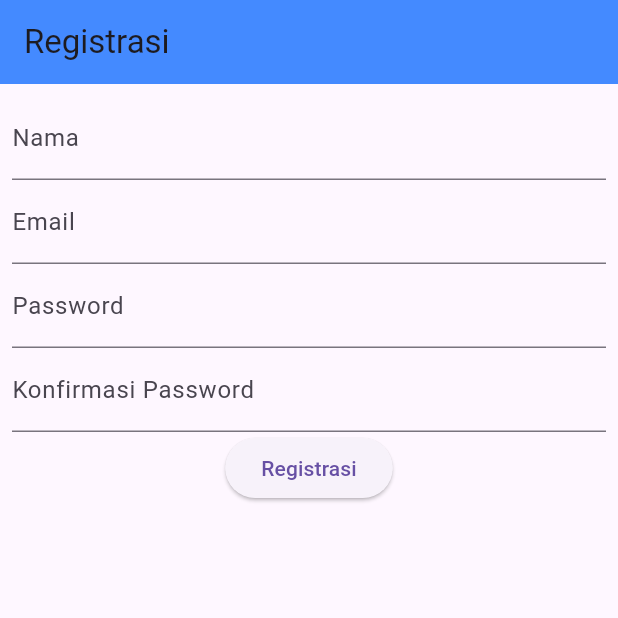
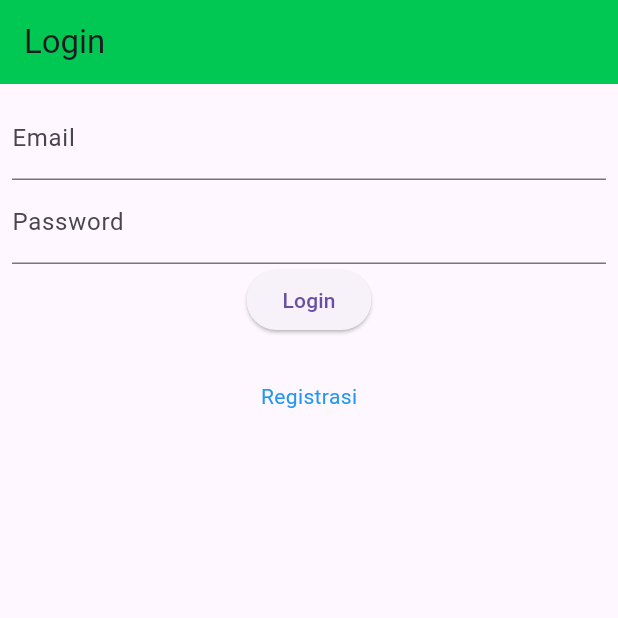
Before and after one commit to bintangyosua/LabMobile4_PankyBintang_F, a Flutter app: the screen it shows after launch, on a phone screen of 412 x 824 dp, the top half of it. Run offline on Flutter 3.47's test engine with Material 3 defaults, Android fonts, the phone set to English and light mode, and no system bars.

```diff
--- a/tokokita/lib/main.dart
+++ b/tokokita/lib/main.dart
@@ -1,4 +1,6 @@
 import 'package:flutter/material.dart';
+import 'package:tokokita/ui/login_page.dart';
+import 'package:tokokita/ui/produk_page.dart';
 import 'package:tokokita/ui/registrasi_page.dart';
 
 void main() {
@@ -13,7 +15,9 @@ class MyApp extends StatelessWidget {
     return const MaterialApp(
       title: 'Toko Kita',
       debugShowCheckedModeBanner: false,
-      home: RegistrasiPage(),
+      // home: RegistrasiPage(),
+      home: LoginPage(),
+      // home: ProdukPage(),
     );
   }
 }
--- /dev/null
+++ b/tokokita/lib/ui/login_page.dart
@@ -0,0 +1,114 @@
+import 'package:flutter/material.dart';
+import 'package:tokokita/ui/registrasi_page.dart';
+
+class LoginPage extends StatefulWidget {
+  const LoginPage({Key? key}) : super(key: key);
+
+  @override
+  _LoginPageState createState() => _LoginPageState();
+}
+
+class _LoginPageState extends State<LoginPage> {
+  final _formKey = GlobalKey<FormState>();
+
+  bool _isLoading = false;
+
+  final _emailTextboxController = TextEditingController();
+
+  final _passwordTextboxController = TextEditingController();
+
+  @override
+  Widget build(BuildContext context) {
+    return Scaffold(
+      appBar: AppBar(
+        title: const Text('Login'),
+        backgroundColor: Colors.greenAccent[700],
+      ),
+      body: SingleChildScrollView(
+        child: Padding(
+          padding: const EdgeInsets.all(8.0),
+          child: Form(
+            key: _formKey,
+            child: Column(
+              children: [
+                _emailTextField(),
+                _passwordTextField(),
+                _buttonLogin(),
+                const SizedBox(
+                  height: 30,
+                ),
+                _menuRegistrasi()
+              ],
+            ),
+          ),
+        ),
+      ),
+    );
+  }
+
+  //Membuat Textbox email
+
+  Widget _emailTextField() {
+    return TextFormField(
+      decoration: const InputDecoration(labelText: "Email"),
+      keyboardType: TextInputType.emailAddress,
+      controller: _emailTextboxController,
+      validator: (value) {
+//validasi harus diisi
+
+        if (value!.isEmpty) {
+          return 'Email harus diisi';
+        }
+
+        return null;
+      },
+    );
+  }
+
+  //Membuat Textbox password
+
+  Widget _passwordTextField() {
+    return TextFormField(
+      decoration: const InputDecoration(labelText: "Password"),
+      keyboardType: TextInputType.text,
+      obscureText: true,
+      controller: _passwordTextboxController,
+      validator: (value) {
+//jika karakter yang dimasukkan kurang dari 6 karakter
+
+        if (value!.isEmpty) {
+          return "Password harus diisi";
+        }
+
+        return null;
+      },
+    );
+  }
+
+//Membuat Tombol Login
+
+  Widget _buttonLogin() {
+    return ElevatedButton(
+        child: const Text("Login"),
+        onPressed: () {
+          var validate = _formKey.currentState!.validate();
+        });
+  }
+
+// Membuat menu untuk membuka halaman registrasi
+
+  Widget _menuRegistrasi() {
+    return Center(
+      child: InkWell(
+        child: const Text(
+          "Registrasi",
+          style: TextStyle(color: Colors.blue),
+        ),
+        onTap: () {
+          Navigator.push(context,
+              MaterialPageRoute(builder: (context) => const RegistrasiPage()));
+        },
+      ),
+    );
+  }
+}
--- a/tokokita/lib/ui/registrasi_page.dart
+++ b/tokokita/lib/ui/registrasi_page.dart
@@ -19,7 +19,7 @@ class _RegistrasiPageState extends State<RegistrasiPage> {
     return Scaffold(
       appBar: AppBar(
         title: const Text("Registrasi"),
-        backgroundColor: Colors.blueAccent,
+        backgroundColor: Colors.greenAccent[700],
       ),
       body: SingleChildScrollView(
         child: Padding(
```
Also changed, not shown: tokokita/lib/ui/produk_detail.dart (added, +90 -0 lines), tokokita/lib/ui/produk_form.dart (added, +121 -0 lines), tokokita/lib/ui/produk_page.dart (added, +104 -0 lines), snapshot_aplikasi/list_tambah_detail.png (added), snapshot_aplikasi/registrasi_login.png (added), snapshot_aplikasi/ubah_hapus_drawer.png (added), 1 other file.
